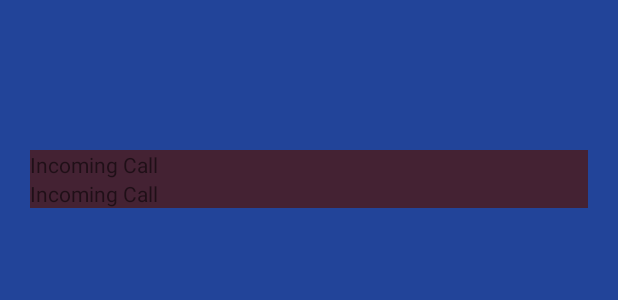
After one commit to m-Bilal/PhoneCallDetection, an Android app: the layout activity_incoming_call_info.xml on its own in the app's theme, with its tools: preview values and no code run, on a phone screen of 412 x 824 dp. The commit adds this screen. Shown: the top 300 px of the screen. Run offline under Robolectric (Android 15) with nearby library versions, the phone set to English and light mode, and no system bars.

Commit message:
Successfully started a floating activity on incoming call

```diff
--- /dev/null
+++ b/app/src/main/res/layout/activity_incoming_call_info.xml
@@ -0,0 +1,29 @@
+<?xml version="1.0" encoding="utf-8"?>
+<LinearLayout xmlns:android="http://schemas.android.com/apk/res/android"
+    xmlns:app="http://schemas.android.com/apk/res-auto"
+    xmlns:tools="http://schemas.android.com/tools"
+    android:id="@+id/linear_layout_IncomingCallInfoActivity"
+    android:layout_width="match_parent"
+    android:layout_height="match_parent"
+    android:background="#249"
+    android:orientation="vertical"
+    android:paddingLeft="20dp"
+    android:paddingRight="20dp"
+    android:paddingTop="100dp"
+
+    tools:context="com.bilal.phonecalldetection.IncomingCallInfoActivity">
+
+    <TextView
+        android:layout_width="match_parent"
+        android:layout_height="wrap_content"
+        android:text="Incoming Call"
+        android:background="#423"/>
+
+    <TextView
+        android:id="@+id/textview_incoming_call_number_IncomingCallInfoActivity"
+        android:layout_width="match_parent"
+        android:layout_height="wrap_content"
+        android:text="Incoming Call"
+        android:background="#423"/>
+
+</LinearLayout>
--- a/app/src/main/res/values/styles.xml
+++ b/app/src/main/res/values/styles.xml
@@ -8,4 +8,10 @@
         <item name="colorAccent">@color/colorAccent</item>
     </style>
 
+    <!-- Transparent activity theme -->
+    <style name="Theme.Transparent" parent="Theme.AppCompat.Light.Dialog">
+        <item name="android:windowIsTranslucent">true</item>
+        <item name="android:backgroundDimEnabled">false</item>
+    </style>
+
 </resources>
```
Also changed, not shown: app/src/main/AndroidManifest.xml (+6 -2 lines), app/src/main/java/com/bilal/phonecalldetection/CallReceiver.java (+13 -1 lines), app/src/main/java/com/bilal/phonecalldetection/IncomingCallInfoActivity.java (added, +39 -0 lines).
